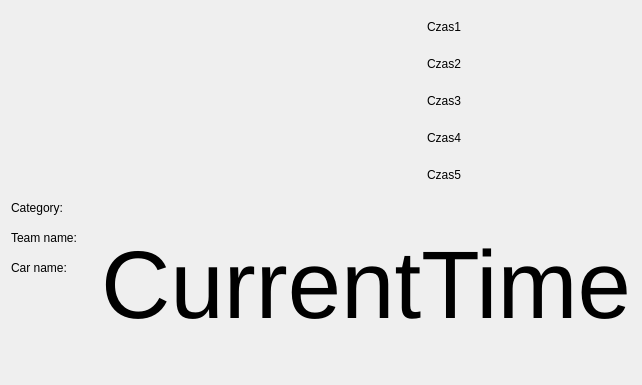
Qt form Software/Race/windowraceuser.ui (martro/RoboDriftSensors) before a commit.
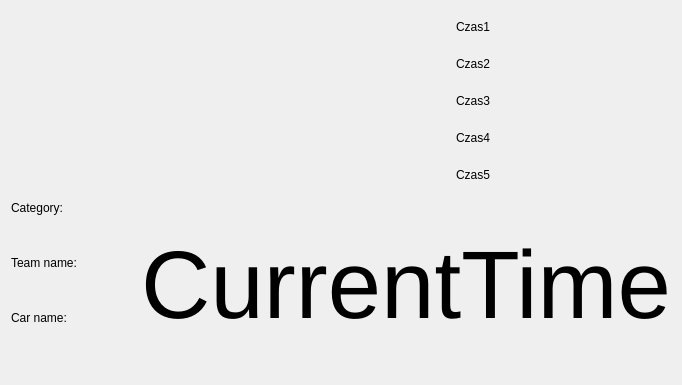
The same form after that commit. Icons and pictures are not drawn.

What changed in the file:
```diff
--- a/Software/Race/windowraceuser.ui
+++ b/Software/Race/windowraceuser.ui
@@ -6,7 +6,7 @@
    <rect>
     <x>0</x>
     <y>0</y>
-    <width>547</width>
+    <width>682</width>
     <height>385</height>
    </rect>
   </property>
@@ -114,7 +114,7 @@
           <widget class="QLabel" name="labelCarName">
            <property name="font">
             <font>
-             <pointsize>16</pointsize>
+             <pointsize>32</pointsize>
             </font>
            </property>
            <property name="text">
@@ -126,7 +126,7 @@
           <widget class="QLabel" name="labelTeamName">
            <property name="font">
             <font>
-             <pointsize>16</pointsize>
+             <pointsize>32</pointsize>
             </font>
            </property>
            <property name="text">
@@ -138,7 +138,7 @@
           <widget class="QLabel" name="labelCategory">
            <property name="font">
             <font>
-             <pointsize>16</pointsize>
+             <pointsize>32</pointsize>
             </font>
            </property>
            <property name="text">
```
